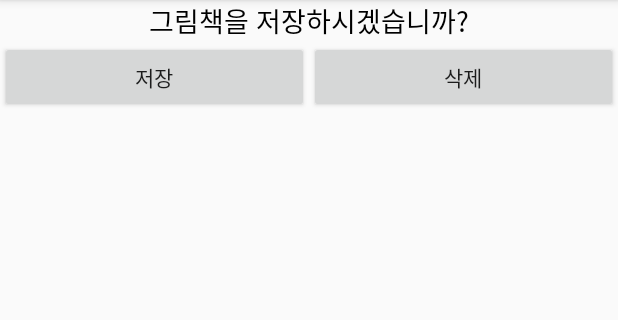
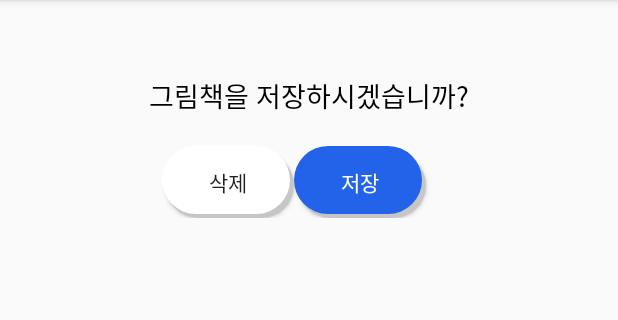
Before and after one commit to MobileComputing-2023/AI-PictureBook, an Android app: the PopupActivity screen opened directly, with no data from a screen before it, on a phone screen of 412 x 824 dp, the part 84-404 px from its top. Run offline under Robolectric (Android 15) with nearby library versions, the phone set to English and light mode, and no system bars; 2 statements that could not run were skipped.

Commit message:
feat : 팝업창 title 기능 추가 및 디자인 수정

```diff
--- a/app/src/main/res/layout/activity_popup.xml
+++ b/app/src/main/res/layout/activity_popup.xml
@@ -4,6 +4,18 @@
     android:layout_height="match_parent"
     android:layout_width="match_parent"
     android:orientation="vertical">
+    <LinearLayout
+        android:layout_width="match_parent"
+        android:layout_height="wrap_content"
+        android:padding="25dp"
+        android:orientation="vertical">
+        <TextView
+            android:id="@+id/titleText"
+            android:layout_width="match_parent"
+            android:layout_height="wrap_content"
+            android:gravity="center"
+            android:textSize="18sp"
+            android:textColor="@color/black"/>
         <TextView
             android:id="@+id/saveTxt"
             android:layout_width="match_parent"
@@ -12,21 +24,30 @@
             android:gravity="center"
             android:textSize="18sp"
             android:textColor="@color/black"/>
+
         <LinearLayout
             android:layout_width="match_parent"
             android:layout_height="wrap_content"
-        android:orientation="horizontal">
+            android:orientation="horizontal"
+            android:gravity="center_horizontal"
+            android:layout_marginTop="20dp">
+
+            <Button
+                android:id="@+id/deleteBtn"
+                android:layout_width="wrap_content"
+                android:layout_height="wrap_content"
+                android:elevation="20dp"
+                android:background="@drawable/save_round_button_white"
+                android:text="삭제"/>
+
             <Button
                 android:id="@+id/saveBtn"
-            android:layout_width="0dp"
+                android:layout_width="wrap_content"
                 android:layout_height="wrap_content"
-            android:layout_weight="1"
-            android:text="저장"/>
-        <Button
-            android:id="@+id/deleteBtn"
-            android:layout_width="0dp"
-            android:layout_height="wrap_content"
-            android:layout_weight="1"
-            android:text="삭제"/>
+                android:textColor="@color/white"
+                android:background="@drawable/save_round_button_primary"
+                android:layout_marginRight="20dp"
+                android:text="저장" />
         </LinearLayout>
     </LinearLayout>
+</LinearLayout>
```
Lines whose indentation alone changed are shown as unchanged.
